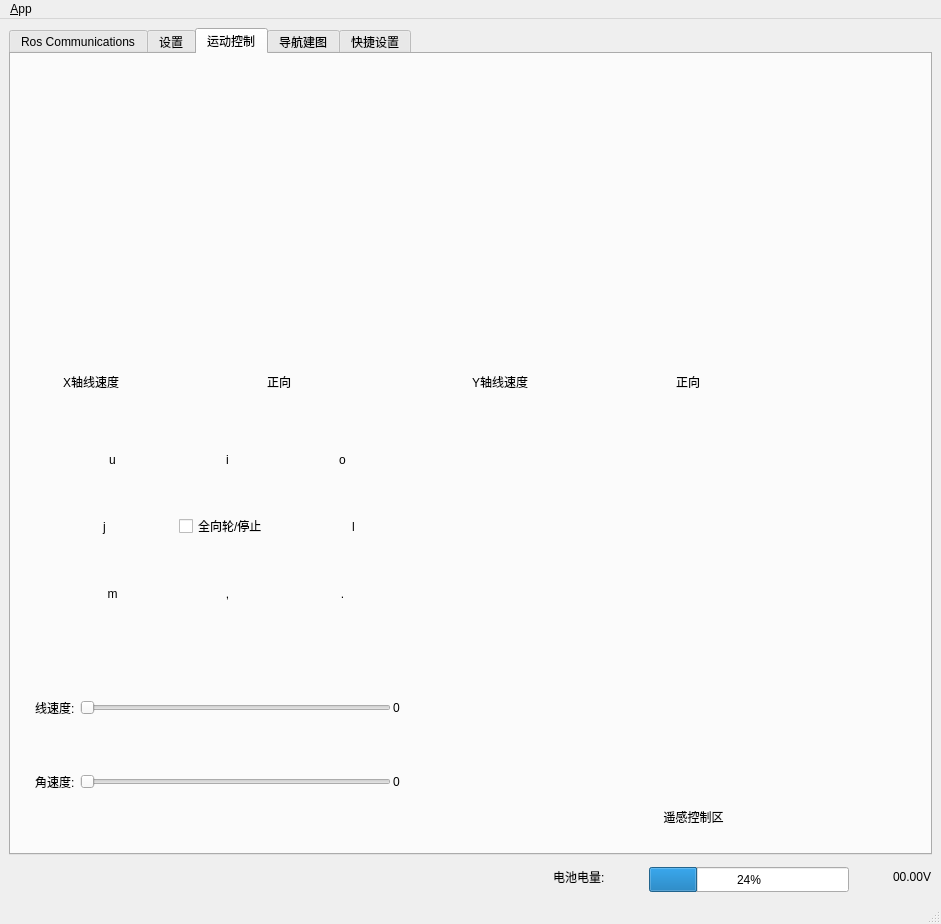
The window that ui/main_window.ui (AtoposTzb/ROSGUI_QT) describes before a commit, drawn with Qt 5.
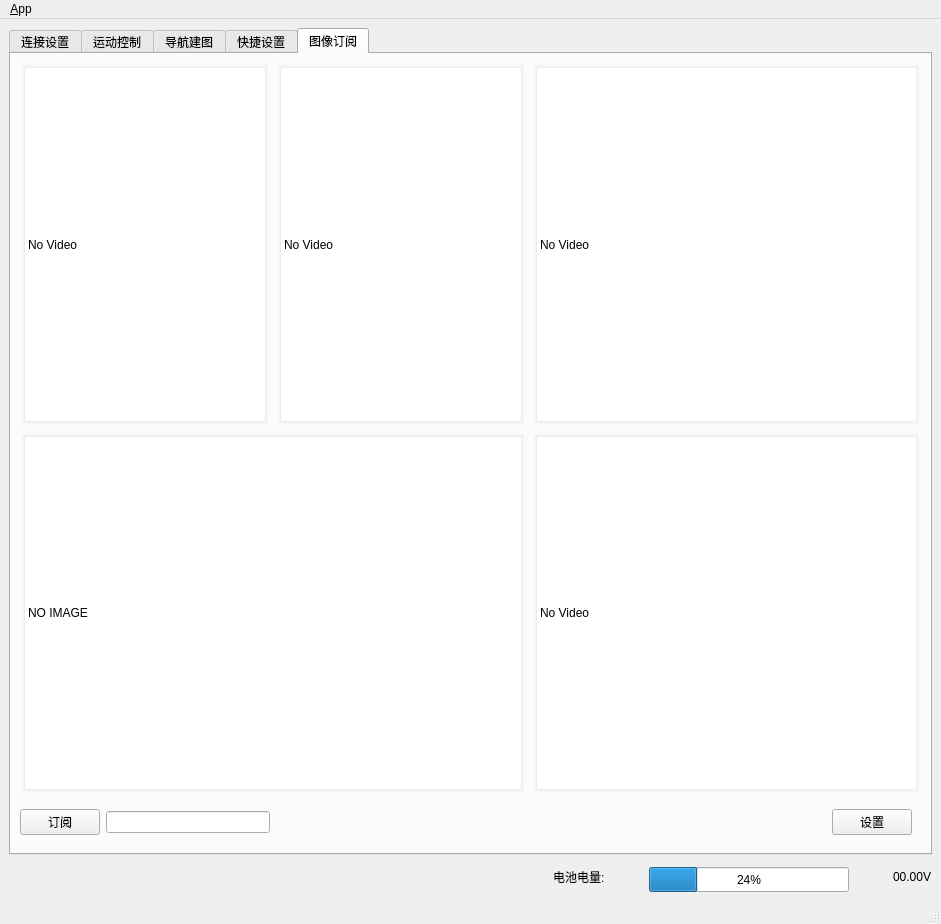
The same window after the commit. Icons and pictures are not drawn.

Patch:
```diff
--- a/ui/main_window.ui
+++ b/ui/main_window.ui
@@ -28,117 +28,27 @@
        <layout class="QHBoxLayout" name="horizontalLayout_14">
         <item>
          <widget class="QTabWidget" name="tab_manager">
+          <property name="sizePolicy">
+           <sizepolicy hsizetype="Minimum" vsizetype="Expanding">
+            <horstretch>0</horstretch>
+            <verstretch>0</verstretch>
+           </sizepolicy>
+          </property>
           <property name="minimumSize">
            <size>
-            <width>100</width>
-            <height>0</height>
+            <width>300</width>
+            <height>300</height>
            </size>
           </property>
           <property name="locale">
            <locale language="English" country="Australia"/>
           </property>
           <property name="currentIndex">
-           <number>2</number>
+           <number>4</number>
           </property>
-          <widget class="QWidget" name="tab_status">
-           <attribute name="title">
-            <string>Ros Communications</string>
-           </attribute>
-           <layout class="QVBoxLayout" name="verticalLayout_9">
-            <item>
-             <layout class="QVBoxLayout" name="verticalLayout_8">
-              <item>
-               <widget class="QFrame" name="frame_2">
-                <property name="frameShape">
-                 <enum>QFrame::HLine</enum>
-                </property>
-                <property name="frameShadow">
-                 <enum>QFrame::Raised</enum>
-                </property>
-               </widget>
-              </item>
-              <item>
-               <layout class="QHBoxLayout" name="horizontalLayout_9">
-                <item>
-                 <widget class="QGroupBox" name="groupBox_12">
-                  <property name="sizePolicy">
-                   <sizepolicy hsizetype="MinimumExpanding" vsizetype="Preferred">
-                    <horstretch>0</horstretch>
-                    <verstretch>0</verstretch>
-                   </sizepolicy>
-                  </property>
-                  <property name="title">
-                   <string>Logging</string>
-                  </property>
-                  <layout class="QGridLayout" name="gridLayout_3">
-                   <item row="0" column="1">
-                    <widget class="QListView" name="view_logging"/>
-                   </item>
-                  </layout>
-                 </widget>
-                </item>
-                <item>
-                 <layout class="QVBoxLayout" name="verticalLayout_17">
-                  <item>
-                   <layout class="QHBoxLayout" name="horizontalLayout_8">
-                    <item>
-                     <widget class="QLineEdit" name="lineEdit_image_topic"/>
-                    </item>
-                    <item>
-                     <widget class="QPushButton" name="pushButton_sub_image">
-                      <property name="text">
-                       <string>订阅</string>
-                      </property>
-                     </widget>
-                    </item>
-                   </layout>
-                  </item>
-                  <item>
-                   <spacer name="horizontalSpacer_2">
-                    <property name="orientation">
-                     <enum>Qt::Horizontal</enum>
-                    </property>
-                    <property name="sizeHint" stdset="0">
-                     <size>
-                      <width>25</width>
-                      <height>20</height>
-                     </size>
-                    </property>
-                   </spacer>
-                  </item>
-                  <item>
-                   <widget class="QLabel" name="label_image">
-                    <property name="minimumSize">
-                     <size>
-                      <width>200</width>
-                      <height>200</height>
-                     </size>
-                    </property>
-                    <property name="maximumSize">
-                     <size>
-                      <width>200</width>
-                      <height>200</height>
-                     </size>
-                    </property>
-                    <property name="styleSheet">
-                     <string notr="true">border:1px solid black</string>
-                    </property>
-                    <property name="text">
-                     <string>NO IMAGE</string>
-                    </property>
-                   </widget>
-                  </item>
-                 </layout>
-                </item>
-               </layout>
-              </item>
-             </layout>
-            </item>
-           </layout>
-          </widget>
           <widget class="QWidget" name="tab_6">
            <attribute name="title">
-            <string>设置</string>
+            <string>连接设置</string>
            </attribute>
            <widget class="QTabWidget" name="tabWidget">
             <property name="geometry">
@@ -328,7 +238,7 @@
                </item>
                <item>
                 <layout class="QGridLayout" name="gridLayout">
-                 <item row="0" column="0" colspan="2">
+                 <item row="0" column="0" colspan="2" alignment="Qt::AlignHCenter">
                   <widget class="QWidget" name="widget_speed_x" native="true">
                    <property name="minimumSize">
                     <size>
@@ -352,7 +262,7 @@
                    </property>
                   </widget>
                  </item>
-                 <item row="0" column="2" colspan="2">
+                 <item row="0" column="2" colspan="2" alignment="Qt::AlignHCenter">
                   <widget class="QWidget" name="widget_speed_y" native="true">
                    <property name="minimumSize">
                     <size>
@@ -1457,6 +1367,209 @@
             </layout>
            </widget>
           </widget>
+          <widget class="QWidget" name="tab_2">
+           <attribute name="title">
+            <string>图像订阅</string>
+           </attribute>
+           <layout class="QGridLayout" name="gridLayout_12">
+            <item row="3" column="1">
+             <widget class="QLineEdit" name="lineEdit_image_topic">
+              <property name="sizePolicy">
+               <sizepolicy hsizetype="Preferred" vsizetype="Fixed">
+                <horstretch>0</horstretch>
+                <verstretch>0</verstretch>
+               </sizepolicy>
+              </property>
+             </widget>
+            </item>
+            <item row="0" column="2">
+             <widget class="QLabel" name="label_video0">
+              <property name="sizePolicy">
+               <sizepolicy hsizetype="Minimum" vsizetype="Minimum">
+                <horstretch>0</horstretch>
+                <verstretch>0</verstretch>
+               </sizepolicy>
+              </property>
+              <property name="minimumSize">
+               <size>
+                <width>250</width>
+                <height>250</height>
+               </size>
+              </property>
+              <property name="styleSheet">
+               <string notr="true">QLabel{
+border-top: 5px solid qlineargradient(y0:0, y1:1,stop: 0 #ececef, stop: 1 white);
+border-left: 5px solid qlineargradient(x0:0, x1:1,stop: 0 #ececef, stop: 1 white);
+ border-bottom: 5px solid qlineargradient(y0:0, y1:1,stop: 0 white, stop: 1  #ececef);
+border-right: 5px solid qlineargradient(x0:0, x1:1,stop:  0 white, stop: 1 #ececef);
+background-color: rgb(255,255,255);
+}
+</string>
+              </property>
+              <property name="text">
+               <string>No Video</string>
+              </property>
+             </widget>
+            </item>
+            <item row="2" column="4">
+             <widget class="QLabel" name="label_video3">
+              <property name="sizePolicy">
+               <sizepolicy hsizetype="Minimum" vsizetype="Minimum">
+                <horstretch>0</horstretch>
+                <verstretch>0</verstretch>
+               </sizepolicy>
+              </property>
+              <property name="minimumSize">
+               <size>
+                <width>250</width>
+                <height>250</height>
+               </size>
+              </property>
+              <property name="styleSheet">
+               <string notr="true">QLabel{
+border-top: 5px solid qlineargradient(y0:0, y1:1,stop: 0 #ececef, stop: 1 white);
+border-left: 5px solid qlineargradient(x0:0, x1:1,stop: 0 #ececef, stop: 1 white);
+ border-bottom: 5px solid qlineargradient(y0:0, y1:1,stop: 0 white, stop: 1  #ececef);
+border-right: 5px solid qlineargradient(x0:0, x1:1,stop:  0 white, stop: 1 #ececef);
+background-color: rgb(255,255,255);
+}
+</string>
+              </property>
+              <property name="text">
+               <string>No Video</string>
+              </property>
+             </widget>
+            </item>
+            <item row="2" column="0" colspan="3">
+             <widget class="QLabel" name="label_image">
+              <property name="sizePolicy">
+               <sizepolicy hsizetype="Minimum" vsizetype="Minimum">
+                <horstretch>0</horstretch>
+                <verstretch>0</verstretch>
+               </sizepolicy>
+              </property>
+              <property name="minimumSize">
+               <size>
+                <width>250</width>
+                <height>250</height>
+               </size>
+              </property>
+              <property name="styleSheet">
+               <string notr="true">QLabel{
+border-top: 5px solid qlineargradient(y0:0, y1:1,stop: 0 #ececef, stop: 1 white);
+border-left: 5px solid qlineargradient(x0:0, x1:1,stop: 0 #ececef, stop: 1 white);
+ border-bottom: 5px solid qlineargradient(y0:0, y1:1,stop: 0 white, stop: 1  #ececef);
+border-right: 5px solid qlineargradient(x0:0, x1:1,stop:  0 white, stop: 1 #ececef);
+background-color: rgb(255,255,255);
+}</string>
+              </property>
+              <property name="text">
+               <string>NO IMAGE</string>
+              </property>
+             </widget>
+            </item>
+            <item row="0" column="0" colspan="2">
+             <widget class="QLabel" name="label_video2">
+              <property name="sizePolicy">
+               <sizepolicy hsizetype="Minimum" vsizetype="Minimum">
+                <horstretch>0</horstretch>
+                <verstretch>0</verstretch>
+               </sizepolicy>
+              </property>
+              <property name="minimumSize">
+               <size>
+                <width>250</width>
+                <height>250</height>
+               </size>
+              </property>
+              <property name="styleSheet">
+               <string notr="true">QLabel{
+border-top: 5px solid qlineargradient(y0:0, y1:1,stop: 0 #ececef, stop: 1 white);
+border-left: 5px solid qlineargradient(x0:0, x1:1,stop: 0 #ececef, stop: 1 white);
+ border-bottom: 5px solid qlineargradient(y0:0, y1:1,stop: 0 white, stop: 1  #ececef);
+border-right: 5px solid qlineargradient(x0:0, x1:1,stop:  0 white, stop: 1 #ececef);
+background-color: rgb(255,255,255);
+}
+</string>
+              </property>
+              <property name="text">
+               <string>No Video</string>
+              </property>
+             </widget>
+            </item>
+            <item row="0" column="4">
+             <widget class="QLabel" name="label_video1">
+              <property name="sizePolicy">
+               <sizepolicy hsizetype="Minimum" vsizetype="Minimum">
+                <horstretch>0</horstretch>
+                <verstretch>0</verstretch>
+               </sizepolicy>
+              </property>
+              <property name="minimumSize">
+               <size>
+                <width>250</width>
+                <height>250</height>
+               </size>
+              </property>
+              <property name="styleSheet">
+               <string notr="true">QLabel{
+border-top: 5px solid qlineargradient(y0:0, y1:1,stop: 0 #ececef, stop: 1 white);
+border-left: 5px solid qlineargradient(x0:0, x1:1,stop: 0 #ececef, stop: 1 white);
+ border-bottom: 5px solid qlineargradient(y0:0, y1:1,stop: 0 white, stop: 1  #ececef);
+border-right: 5px solid qlineargradient(x0:0, x1:1,stop:  0 white, stop: 1 #ececef);
+background-color: rgb(255,255,255);
+}
+</string>
+              </property>
+              <property name="text">
+               <string>No Video</string>
+              </property>
+             </widget>
+            </item>
+            <item row="3" column="0">
+             <widget class="QPushButton" name="pushButton_sub_image">
+              <property name="sizePolicy">
+               <sizepolicy hsizetype="Maximum" vsizetype="Fixed">
+                <horstretch>0</horstretch>
+                <verstretch>0</verstretch>
+               </sizepolicy>
+              </property>
+              <property name="text">
+               <string>订阅</string>
+              </property>
+             </widget>
+            </item>
+            <item row="3" column="4">
+             <widget class="QWidget" name="widget_15" native="true">
+              <layout class="QHBoxLayout" name="horizontalLayout_8">
+               <item>
+                <spacer name="horizontalSpacer_2">
+                 <property name="orientation">
+                  <enum>Qt::Horizontal</enum>
+                 </property>
+                 <property name="sizeType">
+                  <enum>QSizePolicy::Expanding</enum>
+                 </property>
+                 <property name="sizeHint" stdset="0">
+                  <size>
+                   <width>40</width>
+                   <height>20</height>
+                  </size>
+                 </property>
+                </spacer>
+               </item>
+               <item>
+                <widget class="QPushButton" name="pushButton">
+                 <property name="text">
+                  <string>设置</string>
+                 </property>
+                </widget>
+               </item>
+              </layout>
+             </widget>
+            </item>
+           </layout>
+          </widget>
          </widget>
         </item>
        </layout>
```
Left out of the diff: 30 changed lines with no effect on the pictures.
